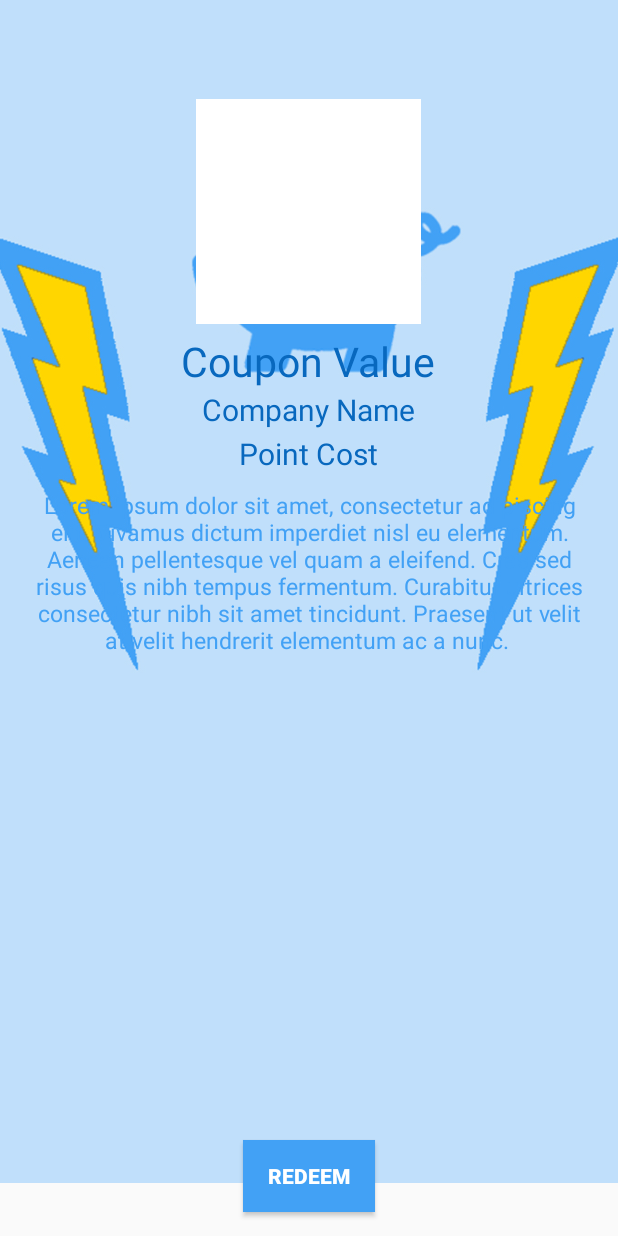
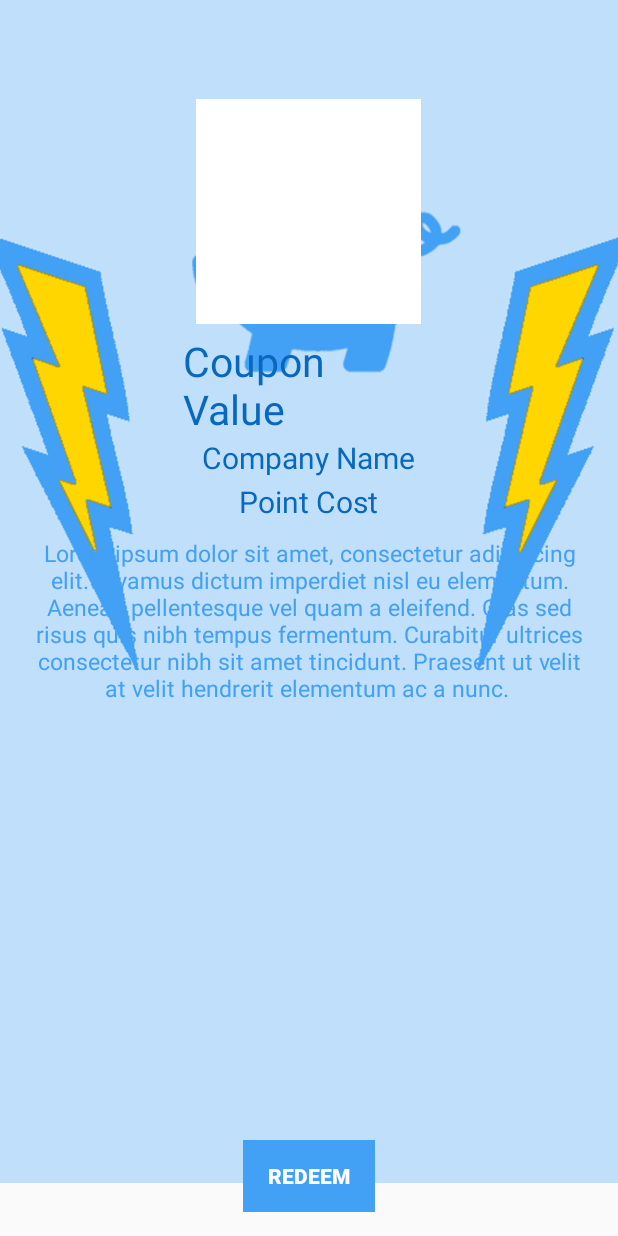
Before and after one commit to svyas33/ChargerPoints, an Android app: the layout activity_individual_coupon.xml on its own in the app's theme, with its tools: preview values and no code run, on a phone screen of 412 x 824 dp. Run offline under Robolectric (Android 15) with nearby library versions, the phone set to English and light mode, and no system bars.

Commit message:
Fixed MyDeals issue

```diff
--- a/app/src/main/AndroidManifest.xml
+++ b/app/src/main/AndroidManifest.xml
@@ -8,8 +8,10 @@
     <application
         android:name=".MyApplication"
         android:allowBackup="true"
+        android:hardwareAccelerated="false"
         android:icon="@mipmap/ic_launcher"
         android:label="@string/app_name"
+        android:largeHeap="true"
         android:supportsRtl="true"
         android:theme="@style/AppTheme">
         <activity
--- a/app/src/main/java/com/example/android/chargerpoints/Constants.java
+++ b/app/src/main/java/com/example/android/chargerpoints/Constants.java
@@ -26,7 +26,7 @@ public final class Constants {
      */
     public static final long GEOFENCE_EXPIRATION_IN_MILLISECONDS =
             GEOFENCE_EXPIRATION_IN_HOURS * 60 * 60 * 1000;
-    public static final float GEOFENCE_RADIUS_IN_METERS = 50; // 1 mile, 1.6 km
+    public static final float GEOFENCE_RADIUS_IN_METERS = 122; // 1 mile, 1.6 km
     /**
      * Map for storing information about airports in the San Francisco bay area.
      */
--- a/app/src/main/java/com/example/android/chargerpoints/IndividualCouponActivity.java
+++ b/app/src/main/java/com/example/android/chargerpoints/IndividualCouponActivity.java
@@ -115,7 +115,10 @@ public class IndividualCouponActivity extends AppCompatActivity {
 
                     realm.beginTransaction();
                     coupon.setCategory("used");
+                    User user = realm.where(User.class).equalTo("isLoggedIn", true).findFirst();
+                    user.removeFromRedeemedCoupons(coupon);
                     realm.copyToRealmOrUpdate(coupon);
+                    realm.copyToRealmOrUpdate(user);
                     realm.commitTransaction();
                     // Start timer
 
--- a/app/src/main/java/com/example/android/chargerpoints/User.java
+++ b/app/src/main/java/com/example/android/chargerpoints/User.java
@@ -93,6 +93,10 @@ public class User extends RealmObject {
         this.points = points;
     }
 
+    public void removeFromRedeemedCoupons(Coupon coupon) {
+        this.redeemedCoupons.remove(coupon);
+    }
+
     public void removeFromFoodCoupons(Coupon coupon) {
         this.foodCoupons.remove(coupon);
     }
--- a/app/src/main/res/layout/activity_individual_coupon.xml
+++ b/app/src/main/res/layout/activity_individual_coupon.xml
@@ -25,12 +25,12 @@
             android:layout_alignParentTop="true"
             android:layout_centerHorizontal="true"
             android:layout_marginTop="66dp"
-            android:padding="4dp"
-            android:background="#ffffff" />
+            android:background="#ffffff"
+            android:padding="4dp" />
 
         <TextView
             android:id="@+id/coupon_value_textview"
-            android:layout_width="wrap_content"
+            android:layout_width="175dp"
             android:layout_height="wrap_content"
             android:layout_below="@+id/qr_imageview"
             android:layout_centerHorizontal="true"
@@ -80,16 +80,16 @@
             android:textStyle="bold" />
 
         <TextView
+            android:id="@+id/countdown"
             android:layout_width="wrap_content"
             android:layout_height="wrap_content"
-            android:id="@+id/countdown"
-            android:textSize="30sp"
+            android:layout_alignBottom="@+id/redeem_button"
+            android:layout_centerHorizontal="true"
+            android:text=""
             android:textAlignment="center"
             android:textColor="#0868BE"
-            android:textStyle="normal|bold"
-            android:text=""
-            android:layout_alignBottom="@+id/redeem_button"
-            android:layout_centerHorizontal="true" />
+            android:textSize="30sp"
+            android:textStyle="normal|bold" />
 
         <TextView
             android:id="@+id/info_textview"
```
Also changed, not shown: app/src/main/java/com/example/android/chargerpoints/MainActivity.java (+4 -4 lines).
